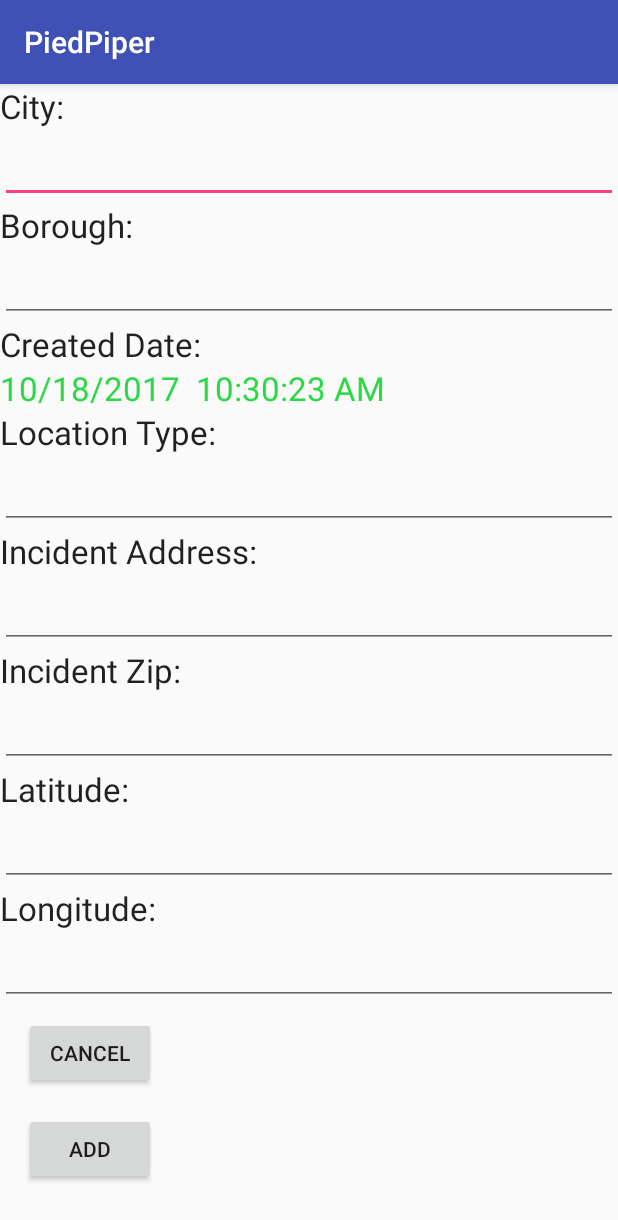
After one commit to rajmera3/PiedPiper, an Android app: the NewRatSightingActivity screen opened directly, with no data from a screen before it, on a phone screen of 412 x 824 dp. The commit adds this screen. Shown: the top 1220 px of the screen. Run offline under Robolectric (Android 15) with nearby library versions, the phone set to English and light mode, and no system bars; our stand-ins replace Firebase (no records; nobody signed in at launch, a user with empty details on screens opened directly).

Commit message:
Ability to add new rat sighting

```diff
--- a/app/src/main/AndroidManifest.xml
+++ b/app/src/main/AndroidManifest.xml
@@ -26,6 +26,8 @@
         </activity>
         <activity android:name=".SightingDetailView">
         </activity>
+        <activity android:name=".NewRatSightingActivity">
+        </activity>
         <uses-permission android:name="android.permission.INTERNET" />
     </application>
 
--- a/app/src/main/java/com/piedpiper/MainActivity.java
+++ b/app/src/main/java/com/piedpiper/MainActivity.java
@@ -32,6 +32,7 @@ public class MainActivity extends AppCompatActivity {
 
         Button logoutButton = (Button) findViewById(R.id.logout_button_id);
         Button ratSighting = (Button) findViewById(R.id.ratlistview_button_id);
+        Button addRatSighting = (Button) findViewById(R.id.addratsighting_button_id);
 
         logoutButton.setOnClickListener(new View.OnClickListener() {
             public void onClick(View v) {
@@ -64,6 +65,15 @@ public class MainActivity extends AppCompatActivity {
            }
         });
 
+        addRatSighting.setOnClickListener(new View.OnClickListener() {
+            @Override
+            public void onClick(View view) {
+                Intent newSighting = new Intent(getBaseContext(), NewRatSightingActivity.class);
+                startActivity(newSighting);
+                finish();
+            }
+        });
+
         // set account type from database
         database.child("users").child(auth.getCurrentUser().getUid()).addListenerForSingleValueEvent(new ValueEventListener() {
             @Override
--- /dev/null
+++ b/app/src/main/java/com/piedpiper/NewRatSightingActivity.java
@@ -0,0 +1,69 @@
+package com.piedpiper;
+
+import android.content.Intent;
+import android.os.Bundle;
+import android.support.annotation.Nullable;
+import android.support.v7.app.AppCompatActivity;
+import android.view.View;
+import android.widget.Button;
+import android.widget.EditText;
+import android.widget.TextView;
+
+import com.google.firebase.database.DatabaseReference;
+import com.google.firebase.database.FirebaseDatabase;
+
+/**
+ * Created by sy024598 on 10/17/17.
+ */
+
+public class NewRatSightingActivity extends AppCompatActivity{
+
+    EditText city, borough, latitude, longitude, incidentAddress, incidentZip, locationType;
+    TextView createDate;
+
+    @Override
+    protected void onCreate(@Nullable Bundle savedInstanceState) {
+        super.onCreate(savedInstanceState);
+        setContentView(R.layout.activity_newratsighting);
+
+        city = (EditText) findViewById(R.id.city);
+
+        borough = (EditText) findViewById(R.id.borough);
+
+        latitude = (EditText) findViewById(R.id.latitude);
+
+        longitude = (EditText) findViewById(R.id.longitude);
+
+        incidentAddress = (EditText) findViewById(R.id.incidentaddress);
+
+        incidentZip = (EditText) findViewById(R.id.incidentzip);
+
+        locationType = (EditText) findViewById(R.id.locationtype);
+
+        createDate = (TextView) findViewById(R.id.createdate);
+        createDate.setText(android.text.format.DateFormat.format("MM/dd/yyyy  hh:mm:ss a", new java.util.Date()));
+
+//        TextView uniqueID = (TextView) findViewById(R.id.uniqueID);
+//        uniqueID.setText(uniqueKey);
+
+
+        Button add = (Button) findViewById(R.id.addratsighting_button_id);
+        add.setOnClickListener(new View.OnClickListener() {
+            public void onClick(View v) {
+                RatSighting newSighting = new RatSighting(createDate.getText().toString(), locationType.getText().toString(), incidentZip.getText().toString(), incidentAddress.getText().toString(), city.getText().toString(), borough.getText().toString(), latitude.getText().toString(), longitude.getText().toString());
+                DatabaseReference dataRef = FirebaseDatabase.getInstance().getReference("sightings");
+                dataRef.push().setValue(newSighting);
+                Intent splash = new Intent(getBaseContext(), MainActivity.class);
+                startActivity(splash);
+            }
+        });
+
+        Button cancel = (Button) findViewById(R.id.cancelratsighting_button_id);
+        cancel.setOnClickListener(new View.OnClickListener() {
+            public void onClick(View v) {
+                Intent splash = new Intent(getBaseContext(), MainActivity.class);
+                startActivity(splash);
+            }
+        });
+    }
+}
--- a/app/src/main/java/com/piedpiper/RatSighting.java
+++ b/app/src/main/java/com/piedpiper/RatSighting.java
@@ -19,11 +19,11 @@ public class RatSighting implements Serializable {
     private String longitude;
 
     public RatSighting() {
-        this(null, null, null, null, null, null, null, null, null);
+        this(null, null, null, null, null, null, null, null);
     }
 
-    public RatSighting(String uniqueKey, String createdDate, String locationType, String incidentZip, String incidentAddress, String city, String borough, String latitude, String longitude) {
-        this.uniqueKey = uniqueKey;
+    public RatSighting(String createdDate, String locationType, String incidentZip, String incidentAddress, String city, String borough, String latitude, String longitude) {
+//        this.uniqueKey = uniqueKey;
         this.createdDate = createdDate;
         this.locationType = locationType;
         this.incidentZip = incidentZip;
--- a/app/src/main/java/com/piedpiper/RatSightingsActivity.java
+++ b/app/src/main/java/com/piedpiper/RatSightingsActivity.java
@@ -5,7 +5,6 @@ import android.os.Bundle;
 import android.support.v7.app.AppCompatActivity;
 import android.view.View;
 import android.widget.AdapterView;
-import android.widget.ArrayAdapter;
 import android.widget.ListView;
 
 import com.google.firebase.database.DataSnapshot;
@@ -74,7 +73,7 @@ public class RatSightingsActivity extends AppCompatActivity {
                     add.setLocationType((String) sightingSnapshot.child("Location Type").getValue());
                     add.setLatitude((String) sightingSnapshot.child("Latitude").getValue());
                     add.setLongitude((String) sightingSnapshot.child("Longitude").getValue());
-                    add.setUniqueKey((String) sightingSnapshot.child("Unique Key").getValue());
+                    add.setUniqueKey(sightingSnapshot.getKey());
                     itemList.add(add);
                 }
                 adapter = new SightingList(RatSightingsActivity.this, itemList);
@@ -83,7 +82,6 @@ public class RatSightingsActivity extends AppCompatActivity {
 
             @Override
             public void onCancelled(DatabaseError databaseError) {
-
             }
         });
     }
--- a/app/src/main/res/layout/activity_main.xml
+++ b/app/src/main/res/layout/activity_main.xml
@@ -33,6 +33,22 @@
         app:layout_constraintTop_toTopOf="parent"
         android:layout_marginTop="8dp"
         app:layout_constraintVertical_bias="0.507"
+        app:layout_constraintBottom_toTopOf="@+id/addratsighting_button_id" />
+
+    <Button
+        android:id="@+id/addratsighting_button_id"
+        android:layout_height="wrap_content"
+        android:layout_width="wrap_content"
+        android:text="Add New Rat Sighting"
+        tools:layout_constraintBottom_creator="1"
+        android:layout_marginStart="16dp"
+        tools:layout_constraintLeft_creator="1"
+        android:layout_marginBottom="8dp"
+        app:layout_constraintLeft_toLeftOf="parent"
+        android:layout_marginLeft="16dp"
+        app:layout_constraintTop_toTopOf="parent"
+        android:layout_marginTop="8dp"
+        app:layout_constraintVertical_bias="0.507"
         app:layout_constraintBottom_toTopOf="@+id/logout_button_id" />
 
 
--- /dev/null
+++ b/app/src/main/res/layout/activity_newratsighting.xml
@@ -0,0 +1,158 @@
+<?xml version="1.0" encoding="utf-8"?>
+<ScrollView xmlns:android="http://schemas.android.com/apk/res/android"
+    android:layout_width="match_parent"
+    android:layout_height="match_parent"
+    android:fillViewport="true">
+    <LinearLayout
+    android:orientation="vertical" android:layout_width="match_parent"
+    xmlns:tools="http://schemas.android.com/tools"
+    tools:context="com.piedpiper.NewRatSightingActivity"
+    android:layout_height="match_parent"
+    android:weightSum="1">
+
+    <TextView
+        android:id="@+id/cityLabel"
+        android:layout_width="52dp"
+        android:layout_height="wrap_content"
+        android:text="City:"
+        android:textAppearance="@style/TextAppearance.AppCompat.Large" />
+
+    <EditText
+        android:id="@+id/city"
+        android:layout_width="match_parent"
+        android:layout_height="wrap_content"
+        android:text=" "
+        android:textColor="#2dd847"
+        android:textAppearance="@style/TextAppearance.AppCompat.Large" />
+
+    <TextView
+        android:id="@+id/boroughLabel"
+        android:layout_width="96dp"
+        android:layout_height="wrap_content"
+        android:text="Borough:"
+        android:textAppearance="@style/TextAppearance.AppCompat.Large" />
+
+    <EditText
+        android:id="@+id/borough"
+        android:layout_width="match_parent"
+        android:layout_height="wrap_content"
+        android:text=" "
+        android:textColor="#2dd847"
+        android:textAppearance="@style/TextAppearance.AppCompat.Large" />
+
+    <TextView
+        android:id="@+id/textView4"
+        android:layout_width="157dp"
+        android:layout_height="wrap_content"
+        android:text="Created Date: "
+        android:textAppearance="@style/TextAppearance.AppCompat.Large" />
+
+    <TextView
+        android:id="@+id/createdate"
+        android:layout_width="match_parent"
+        android:layout_height="wrap_content"
+        android:text=" "
+        android:textColor="#2dd847"
+        android:textAppearance="@style/TextAppearance.AppCompat.Large" />
+
+    <TextView
+        android:id="@+id/location"
+        android:layout_width="159dp"
+        android:layout_height="wrap_content"
+        android:text="Location Type:"
+        android:textAppearance="@style/TextAppearance.AppCompat.Large" />
+
+    <EditText
+        android:id="@+id/locationtype"
+        android:layout_width="match_parent"
+        android:layout_height="wrap_content"
+        android:text=" "
+        android:textColor="#2dd847"
+        android:textAppearance="@style/TextAppearance.AppCompat.Large" />
+
+    <TextView
+        android:id="@+id/textView10"
+        android:layout_width="wrap_content"
+        android:layout_height="wrap_content"
+        android:text="Incident Address: "
+        android:textAppearance="@style/TextAppearance.AppCompat.Large" />
+
+    <EditText
+        android:id="@+id/incidentaddress"
+        android:layout_width="match_parent"
+        android:layout_height="wrap_content"
+        android:text=" "
+        android:textColor="#2dd847"
+        android:textAppearance="@style/TextAppearance.AppCompat.Large" />
+
+    <TextView
+        android:id="@+id/textView9"
+        android:layout_width="139dp"
+        android:layout_height="wrap_content"
+        android:text="Incident Zip: "
+        android:textAppearance="@style/TextAppearance.AppCompat.Large" />
+
+    <EditText
+        android:id="@+id/incidentzip"
+        android:layout_width="match_parent"
+        android:layout_height="wrap_content"
+        android:text=" "
+        android:textColor="#2dd847"
+        android:textAppearance="@style/TextAppearance.AppCompat.Large" />
+
+    <TextView
+        android:id="@+id/textView8"
+        android:layout_width="187dp"
+        android:layout_height="wrap_content"
+        android:text="Latitude:"
+        android:textAppearance="@style/TextAppearance.AppCompat.Large" />
+
+    <EditText
+        android:id="@+id/latitude"
+        android:layout_width="match_parent"
+        android:layout_height="wrap_content"
+        android:text=" "
+        android:textColor="#2dd847"
+        android:textAppearance="@style/TextAppearance.AppCompat.Large" />
+
+    <TextView
+        android:id="@+id/textView7"
+        android:layout_width="wrap_content"
+        android:layout_height="wrap_content"
+        android:text="Longitude:"
+        android:textAppearance="@style/TextAppearance.AppCompat.Large" />
+
+    <EditText
+        android:id="@+id/longitude"
+        android:layout_width="match_parent"
+        android:layout_height="wrap_content"
+        android:text=" "
+        android:textColor="#2dd847"
+        android:textAppearance="@style/TextAppearance.AppCompat.Large" />
+
+    <Button
+        android:id="@+id/cancelratsighting_button_id"
+        android:layout_height="wrap_content"
+        android:layout_width="wrap_content"
+        android:text="Cancel"
+        tools:layout_constraintBottom_creator="1"
+        android:layout_marginStart="16dp"
+        tools:layout_constraintLeft_creator="1"
+        android:layout_marginBottom="8dp"
+        android:layout_marginLeft="16dp"
+        android:layout_marginTop="8dp" />
+
+    <Button
+        android:id="@+id/addratsighting_button_id"
+        android:layout_height="wrap_content"
+        android:layout_width="wrap_content"
+        android:text="Add"
+        tools:layout_constraintBottom_creator="1"
+        android:layout_marginStart="16dp"
+        tools:layout_constraintLeft_creator="1"
+        android:layout_marginBottom="8dp"
+        android:layout_marginLeft="16dp"
+        android:layout_marginTop="8dp" />
+
+    </LinearLayout>
+</ScrollView>
```
Lines whose indentation alone changed are shown as unchanged.
